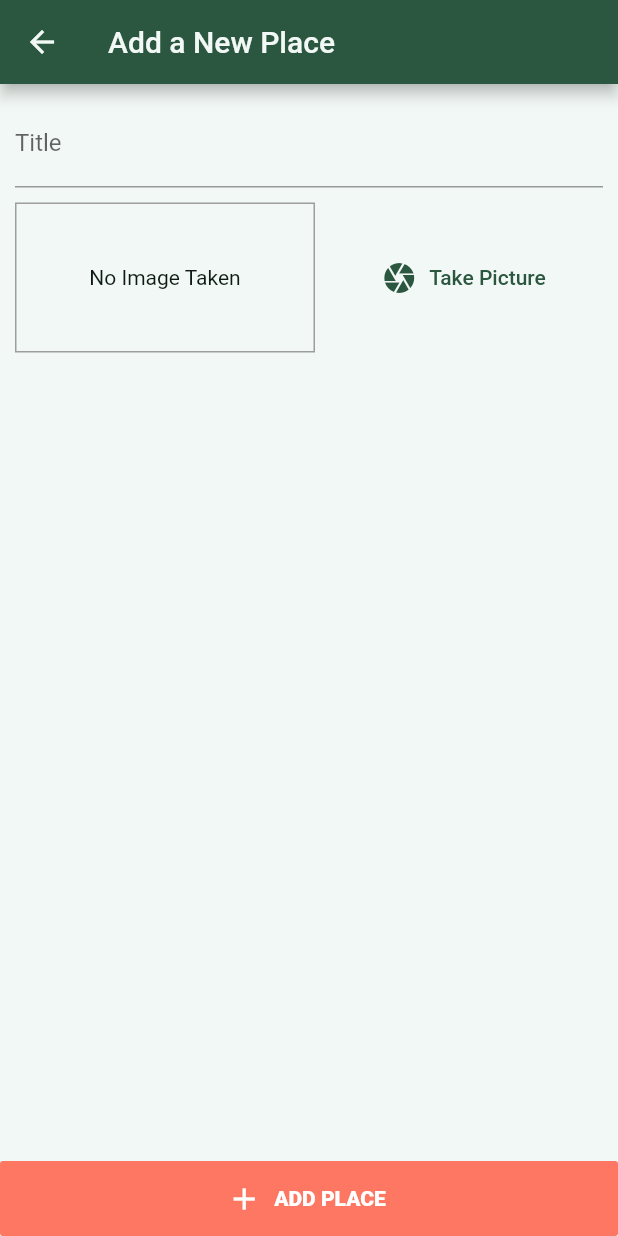
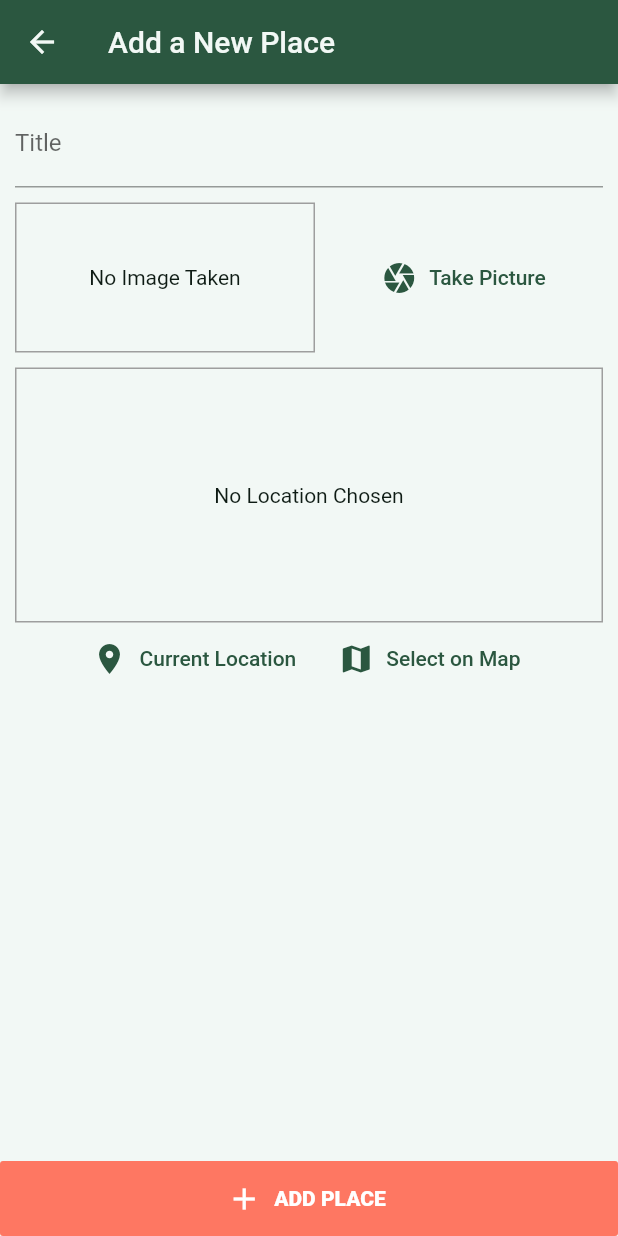
Before and after one commit to MatthieuNadeau96/great_places, a Flutter app: the AddPlaceScreen screen opened by its route, on a phone screen of 412 x 824 dp. Run offline on Flutter 3.47's test engine with Material 2 defaults, Android fonts, the phone set to English and light mode, and no system bars; our stand-ins replace image_picker, sqflite; accounts and stored records are empty.

Commit message:
Adding a Location Input & The 'location' Package

```diff
--- a/lib/screens/add_place_screen.dart
+++ b/lib/screens/add_place_screen.dart
@@ -3,6 +3,7 @@ import 'dart:io';
 import 'package:flutter/material.dart';
 import 'package:great_places/providers/great_places.dart';
 import 'package:great_places/widgets/image_input.dart';
+import 'package:great_places/widgets/location_input.dart';
 import 'package:provider/provider.dart';
 
 class AddPlaceScreen extends StatefulWidget {
@@ -48,6 +49,8 @@ class _AddPlaceScreenState extends State<AddPlaceScreen> {
                   ),
                   SizedBox(height: 10),
                   ImageInput(_selectImage),
+                  SizedBox(height: 10),
+                  LocationInput(),
                 ],
               ),
             ),
--- /dev/null
+++ b/lib/widgets/location_input.dart
@@ -0,0 +1,56 @@
+import 'package:flutter/material.dart';
+
+class LocationInput extends StatefulWidget {
+  @override
+  _LocationInputState createState() => _LocationInputState();
+}
+
+class _LocationInputState extends State<LocationInput> {
+  String _previewImageUrl;
+
+  @override
+  Widget build(BuildContext context) {
+    return Column(
+      children: [
+        Container(
+          height: 170,
+          width: double.infinity,
+          alignment: Alignment.center,
+          decoration: BoxDecoration(
+            border: Border.all(
+              width: 1,
+              color: Colors.grey,
+            ),
+          ),
+          child: _previewImageUrl == null
+              ? Text(
+                  'No Location Chosen',
+                  textAlign: TextAlign.center,
+                )
+              : Image.network(
+                  _previewImageUrl,
+                  fit: BoxFit.cover,
+                  width: double.infinity,
+                ),
+        ),
+        Row(
+          mainAxisAlignment: MainAxisAlignment.center,
+          children: [
+            FlatButton.icon(
+              onPressed: () {},
+              icon: Icon(Icons.location_on),
+              label: Text('Current Location'),
+              textColor: Theme.of(context).primaryColor,
+            ),
+            FlatButton.icon(
+              onPressed: () {},
+              icon: Icon(Icons.map),
+              label: Text('Select on Map'),
+              textColor: Theme.of(context).primaryColor,
+            ),
+          ],
+        )
+      ],
+    );
+  }
+}
--- a/pubspec.yaml
+++ b/pubspec.yaml
@@ -33,6 +33,7 @@ dependencies:
   path_provider: ^1.6.11
   path: ^1.7.0
   sqflite: ^1.3.1
+  location: ^3.0.2
 
 
 dev_dependencies:
```
Also changed, not shown: pubspec.lock.
